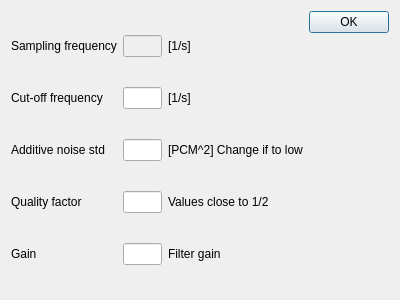
Above: options_filterwindow.ui from alerozene/audioFilter before the change. Below: the same form after it.
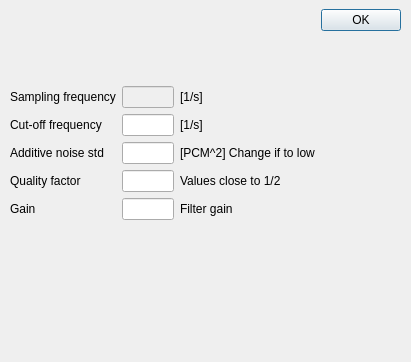
That is the form after the change.

```diff
--- a/options_filterwindow.ui
+++ b/options_filterwindow.ui
@@ -6,30 +6,41 @@
    <rect>
     <x>0</x>
     <y>0</y>
-    <width>400</width>
-    <height>300</height>
+    <width>411</width>
+    <height>362</height>
    </rect>
   </property>
   <property name="windowTitle">
    <string>Dialog</string>
   </property>
-  <layout class="QHBoxLayout" name="horizontalLayout">
-   <item>
+  <widget class="QWidget" name="">
+   <property name="geometry">
+    <rect>
+     <x>10</x>
+     <y>9</y>
+     <width>391</width>
+     <height>211</height>
+    </rect>
+   </property>
     <layout class="QGridLayout" name="gridLayout">
-     <item row="3" column="0">
-      <widget class="QLabel" name="label_3">
+    <item row="0" column="3">
+     <widget class="QDialogButtonBox" name="buttonBox">
+      <property name="orientation">
+       <enum>Qt::Vertical</enum>
+      </property>
+      <property name="standardButtons">
+       <set>QDialogButtonBox::Ok</set>
+      </property>
+     </widget>
+    </item>
+    <item row="1" column="0">
+     <widget class="QLabel" name="label">
        <property name="text">
-        <string>Additive noise std</string>
+       <string>Sampling frequency</string>
        </property>
       </widget>
      </item>
-     <item row="5" column="1">
-      <widget class="QLineEdit" name="edit_q"/>
-     </item>
-     <item row="3" column="1">
-      <widget class="QLineEdit" name="edit_sigma"/>
-     </item>
-     <item row="0" column="1">
+    <item row="1" column="1">
       <widget class="QLineEdit" name="edit_fs">
        <property name="enabled">
         <bool>false</bool>
@@ -39,92 +50,87 @@
        </property>
       </widget>
      </item>
-     <item row="1" column="0">
+    <item row="1" column="2">
+     <widget class="QLabel" name="label_7">
+      <property name="text">
+       <string>[1/s]</string>
+      </property>
+     </widget>
+    </item>
+    <item row="2" column="0">
       <widget class="QLabel" name="label_2">
        <property name="text">
         <string>Cut-off frequency</string>
        </property>
       </widget>
      </item>
-     <item row="6" column="1">
-      <widget class="QLineEdit" name="edit_g"/>
-     </item>
-     <item row="5" column="0">
-      <widget class="QLabel" name="label_5">
-       <property name="text">
-        <string>Quality factor</string>
-       </property>
-      </widget>
-     </item>
-     <item row="6" column="0">
-      <widget class="QLabel" name="label_4">
-       <property name="text">
-        <string>Gain</string>
-       </property>
-      </widget>
-     </item>
-     <item row="1" column="1">
+    <item row="2" column="1">
       <widget class="QLineEdit" name="edit_fc">
        <property name="placeholderText">
         <string/>
        </property>
       </widget>
      </item>
-     <item row="1" column="2">
+    <item row="2" column="2">
       <widget class="QLabel" name="label_6">
        <property name="text">
         <string>[1/s]</string>
        </property>
       </widget>
      </item>
-     <item row="0" column="2">
-      <widget class="QLabel" name="label_7">
+    <item row="3" column="0">
+     <widget class="QLabel" name="label_3">
        <property name="text">
-        <string>[1/s]</string>
+       <string>Additive noise std</string>
        </property>
       </widget>
      </item>
-     <item row="5" column="2">
+    <item row="3" column="1">
+     <widget class="QLineEdit" name="edit_sigma"/>
+    </item>
+    <item row="3" column="2">
+     <widget class="QLabel" name="label_10">
+      <property name="text">
+       <string>[PCM^2] Change if to low</string>
+      </property>
+     </widget>
+    </item>
+    <item row="4" column="0">
+     <widget class="QLabel" name="label_5">
+      <property name="text">
+       <string>Quality factor</string>
+      </property>
+     </widget>
+    </item>
+    <item row="4" column="1">
+     <widget class="QLineEdit" name="edit_q"/>
+    </item>
+    <item row="4" column="2">
       <widget class="QLabel" name="label_8">
        <property name="text">
         <string>Values close to 1/2</string>
        </property>
       </widget>
      </item>
-     <item row="6" column="2">
+    <item row="5" column="0">
+     <widget class="QLabel" name="label_4">
+      <property name="text">
+       <string>Gain</string>
+      </property>
+     </widget>
+    </item>
+    <item row="5" column="1">
+     <widget class="QLineEdit" name="edit_g"/>
+    </item>
+    <item row="5" column="2">
       <widget class="QLabel" name="label_9">
        <property name="text">
         <string>Filter gain</string>
        </property>
       </widget>
      </item>
-     <item row="0" column="0">
-      <widget class="QLabel" name="label">
-       <property name="text">
-        <string>Sampling frequency</string>
-       </property>
-      </widget>
-     </item>
-     <item row="3" column="2">
-      <widget class="QLabel" name="label_10">
-       <property name="text">
-        <string>[PCM^2] Change if to low</string>
-       </property>
-      </widget>
-     </item>
-    </layout>
-   </item>
-   <item>
-    <widget class="QDialogButtonBox" name="buttonBox">
-     <property name="orientation">
-      <enum>Qt::Vertical</enum>
-     </property>
-     <property name="standardButtons">
-      <set>QDialogButtonBox::Ok</set>
-     </property>
-    </widget>
-   </item>
-  </layout>
+   </layout>
+  </widget>
  </widget>
  <resources/>
  <connections/>
```
Lines whose indentation alone changed are shown as unchanged.
